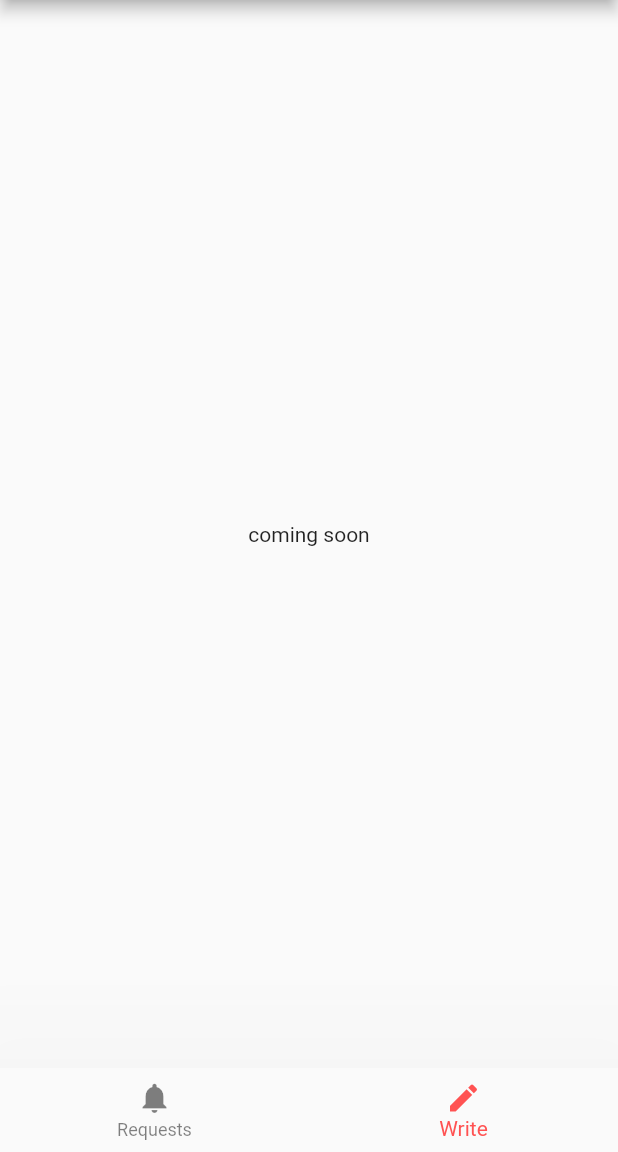
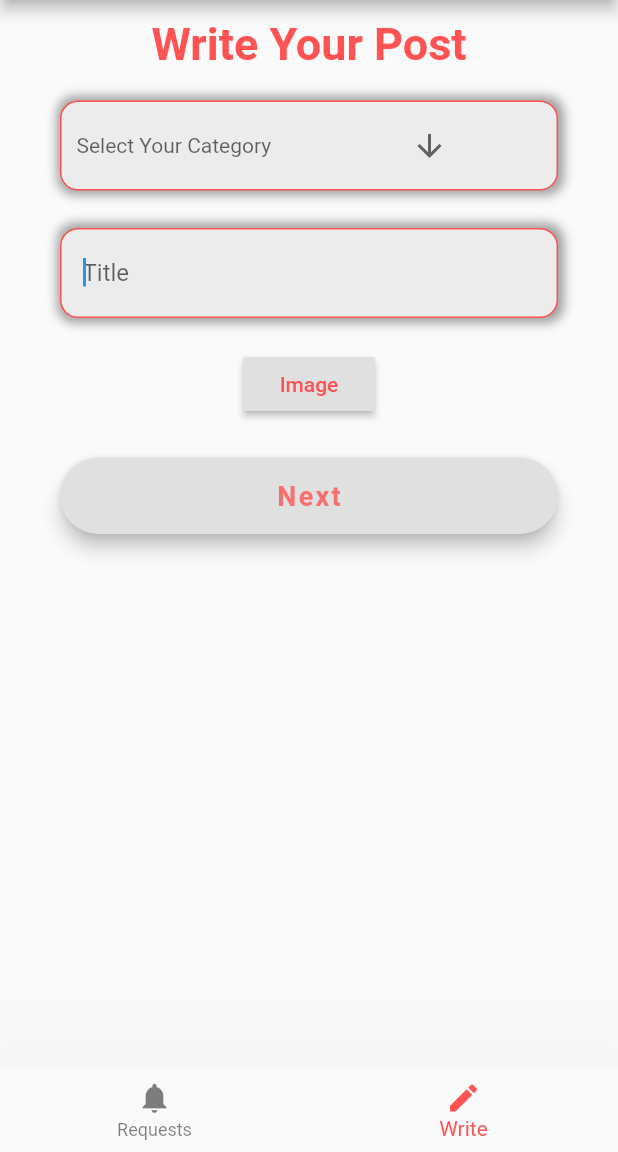
Before and after one commit to pramod1109/online_book_admin, a Flutter app: the screen it shows after launch, item 2 of the bottom bar chosen, on a phone screen of 412 x 824 dp, the part 84-1236 px from its top. Run offline on Flutter 3.47's test engine with Material 2 defaults, Android fonts, the phone set to English and light mode, and no system bars; our stand-ins replace cloud_firestore, firebase_storage, flutter_html, image_picker; missing offline and left inert: notustohtml, quill_delta, zefyr; accounts and stored records are empty; Roboto replaces fonts that are missing (OpenSans).

Commit message:
Added write.dart Added image insertion and retriving

```diff
--- a/lib/home.dart
+++ b/lib/home.dart
@@ -1,5 +1,6 @@
 import 'package:flutter/material.dart';
 import 'package:onlinebooksadmin/request.dart';
+import 'package:onlinebooksadmin/write.dart';
 
 class HomeScreen extends StatefulWidget {
   @override
@@ -61,9 +62,11 @@ class BottomNavContents extends StatelessWidget {
 
   @override
   Widget build(BuildContext context) {
-    return Container(
-      child: Center(
-        child: navBarContents(index, context),
+    return Scaffold(
+      body: Container(
+        child: Center(
+          child: navBarContents(index, context),
+        ),
       ),
     );
   }
@@ -73,7 +76,7 @@ class BottomNavContents extends StatelessWidget {
       case 0:
         return RequestScreen();
       case 1:
-        return Text('coming soon');
+        return WriteScreen();
     }
   }
 }
--- /dev/null
+++ b/lib/write.dart
@@ -0,0 +1,375 @@
+import 'dart:convert';
+import 'dart:io';
+
+import 'package:cloud_firestore/cloud_firestore.dart';
+import 'package:firebase_storage/firebase_storage.dart';
+import 'package:flutter/material.dart';
+import 'package:flutter/services.dart';
+import 'package:image_picker/image_picker.dart';
+import 'package:notustohtml/notustohtml.dart';
+import 'package:onlinebooksadmin/home.dart';
+
+import 'package:quill_delta/quill_delta.dart';
+import 'package:zefyr/zefyr.dart';
+
+class WriteScreen extends StatefulWidget {
+  @override
+  _WriteScreenState createState() => _WriteScreenState();
+}
+
+class _WriteScreenState extends State<WriteScreen> {
+  final GlobalKey<FormState> _formKey = GlobalKey<FormState>();
+  final TextEditingController _titleController = TextEditingController();
+  List<String> _category = ['కథలు','కవితలు','సంపాదకీయం','భావ స్పందన','గ్రంథ సమీక్ష','బాలతరంగిణి','హాస్యం','నవలలు','బాల సాహిత్యం','బాల వ్యాఖ్య','నానీలు','చిత్ర వ్యాఖ్య', 'చిత్ర కథ', 'భావగీతం', 'చిత్ర కవిత', 'కార్టూన్ వ్యాఖ్య','సరదా సమాధానాలు'];
+  String _selectedCategory;
+  String imageUrl;
+
+  File _image;
+
+  Future<String> pickImage() async {
+    //Get the file from the image picker and store it
+    final pickedFile = await ImagePicker.pickImage(source: ImageSource.gallery);
+    setState(() {
+      _image=pickedFile;
+    });
+  }
+
+  Future<String> _uploadFile() async {
+    try {
+      final StorageReference storageRef = FirebaseStorage.instance.ref().child(_titleController.text +"images/");
+      final StorageUploadTask task = storageRef.putFile(_image);
+      return await (await task.onComplete).ref.getDownloadURL();
+    } catch (error) {
+      print(error.toString());
+      throw error.toString();
+    }
+  }
+
+  Future<void> _next() async {
+    imageUrl = await _uploadFile();
+    print("The download URL is " + imageUrl);
+    // Waits till the file is uploaded then stores the download url
+    if(imageUrl != null){
+      final snackBar =
+      SnackBar(content: Text('Image Uploaded'));
+      Scaffold.of(context).showSnackBar(snackBar);
+      Navigator.push(context, MaterialPageRoute(builder: (context) => EditorPage(title: _titleController.text,cat: _selectedCategory,imageUrl: imageUrl,user: 'admin')),);
+    }
+  }
+
+  Widget _buildCategoryTF() {
+    return Column(
+      crossAxisAlignment: CrossAxisAlignment.start,
+      children: <Widget>[
+        SizedBox(height: 10.0),
+        Container(
+          alignment: Alignment.centerLeft,
+          decoration: BoxDecoration(
+              color: Colors.white.withOpacity(0.8),
+              border: Border.all(color: Colors.redAccent),
+              borderRadius: BorderRadius.circular(12),
+              boxShadow: [BoxShadow(
+                  color: Colors.grey[800].withOpacity(0.5),
+                  spreadRadius: 3,
+                  blurRadius: 5,
+                  offset: Offset(1.0,0)// changes position of shadow
+              ),]
+          ),
+          height: 60.0,
+          child: Row(
+            children: <Widget>[
+              SizedBox(width: 10.0,),
+              DropdownButtonHideUnderline(child:DropdownButton<String>(
+                hint: Text("Select Your Category                           ",
+                ),
+                dropdownColor: Colors.grey.withOpacity(0.8),
+                icon: Icon(Icons.arrow_downward),
+                iconSize: 24,
+                elevation: 16,
+                style: TextStyle(color: Colors.black),
+                value: _selectedCategory,
+                onChanged: (newValue) {
+                  setState(() {
+                    _selectedCategory = newValue;
+                  });
+                },
+                items: _category.map((category) {
+                  return DropdownMenuItem(
+                    child: new Text(category),
+                    value: category,
+                  );
+                }).toList(),
+              ),)
+            ],
+          ),
+        ),
+      ],
+    );
+  }
+
+  Widget _buildTitleTF() {
+    return Column(
+      crossAxisAlignment: CrossAxisAlignment.start,
+      children: <Widget>[
+        SizedBox(height: 15.0),
+        Container(
+          alignment: Alignment.centerLeft,
+          decoration: BoxDecoration(
+              color: Colors.white.withOpacity(0.8),
+              border: Border.all(color: Colors.redAccent),
+              borderRadius: BorderRadius.circular(12),
+              boxShadow: [BoxShadow(
+                  color: Colors.grey[800].withOpacity(0.5),
+                  spreadRadius: 3,
+                  blurRadius: 5,
+                  offset: Offset(1.0,0)// changes position of shadow
+              ),]
+          ),
+          height: 60.0,
+          child: TextField(
+            controller: _titleController,
+            keyboardType: TextInputType.text,
+            autofocus: true,
+            style: TextStyle(
+              color: Colors.black,
+              fontFamily: 'OpenSans',
+            ),
+            decoration: InputDecoration(
+              border: InputBorder.none,
+              contentPadding: EdgeInsets.all(14.0),
+              hintText: 'Title',
+
+            ),
+          ),
+        ),
+      ],
+    );
+  }
+
+  Widget _buildNextBtn() {
+    return Container(
+      padding: EdgeInsets.symmetric(vertical: 25.0),
+      width: double.infinity,
+      child: RaisedButton(
+        elevation: 5.0,
+        onPressed: _next,
+        padding: EdgeInsets.all(15.0),
+        shape: RoundedRectangleBorder(
+          borderRadius: BorderRadius.circular(30.0),
+        ),
+        child: Text(
+          'Next',
+          style: TextStyle(
+            color: Colors.redAccent.withOpacity(0.8),
+            letterSpacing: 1.5,
+            fontSize: 18.0,
+            fontWeight: FontWeight.bold,
+            fontFamily: 'OpenSans',
+          ),
+        ),
+      ),
+    );
+  }
+
+
+
+  @override
+  Widget build(BuildContext context) {
+    return Scaffold(
+      body: AnnotatedRegion<SystemUiOverlayStyle>(
+        value: SystemUiOverlayStyle.light,
+        child: GestureDetector(
+          child: Stack(
+            children: <Widget>[
+              Container(
+                height: double.infinity,
+                width: double.infinity,
+              ),
+              Container(
+                height: double.infinity,
+                child: SingleChildScrollView(
+                  physics: AlwaysScrollableScrollPhysics(),
+                  padding: EdgeInsets.symmetric(
+                    horizontal: 40.0,
+                    vertical: 12.0,
+                  ),
+                  child: Column(
+                    mainAxisAlignment: MainAxisAlignment.center,
+                    children: <Widget>[
+                      Text(
+                        'Write Your Post',
+                        style: TextStyle(
+                          color: Colors.redAccent,
+                          fontFamily: 'OpenSans',
+                          fontSize: 30.0,
+                          fontWeight: FontWeight.bold,
+                        ),
+                      ),
+                      SizedBox(height: 10.0,),
+                      _buildCategoryTF(),
+                      SizedBox(height: 10.0,),
+                      _buildTitleTF(),
+                      SizedBox(height: 10.0,),
+                      // _buildDesTF(),
+                      SizedBox(height: 10.0,),
+                      _image == null ? RaisedButton(
+                        child: Text(
+                            "Image"
+                        ),
+                        textColor: Colors.redAccent,
+                        onPressed: pickImage,
+                      ):Column(
+                        children: <Widget>[
+                          Image.file(_image),
+                          RaisedButton(child: Text('Change Image'),textColor: Colors.redAccent,onPressed: pickImage,)
+                        ],
+                      ),
+                      _buildNextBtn(),
+                    ],
+                  ),
+                ),
+              )
+            ],
+          ),
+        ),
+      ),
+    );
+  }
+}
+
+class EditorPage extends StatefulWidget {
+  final cat;
+  final title;
+  final imageUrl;
+  final user;
+  EditorPage({@required this.cat,this.title,this.imageUrl,this.user});
+  @override
+  EditorPageState createState() => EditorPageState();
+}
+
+class EditorPageState extends State<EditorPage> {
+
+  /// Allows to control the editor and the document.
+  ZefyrController _controller;
+  /// Zefyr editor like any other input field requires a focus node.
+  FocusNode _focusNode;
+  String docUrl;
+  final converter = NotusHtmlCodec();
+
+  @override
+  void initState() {
+    super.initState();
+    _focusNode = FocusNode();
+    _loadDocument().then((document) {
+      setState(() {
+        _controller = ZefyrController(document);
+      });
+    });
+  }
+
+
+  @override
+  Widget build(BuildContext context) {
+    final Widget body = (_controller == null)
+        ? Center(child: CircularProgressIndicator())
+        : ZefyrScaffold(
+          child: ZefyrEditor(
+            padding: EdgeInsets.all(16),
+            controller: _controller,
+            focusNode: _focusNode,
+      ),
+    );
+
+    return Scaffold(
+      appBar: AppBar(
+        title: Text("Editor page"),
+        backgroundColor: Colors.redAccent,
+        actions: <Widget>[
+          Builder(
+            builder: (context) => IconButton(
+              icon: Icon(Icons.save),
+              onPressed: () => _saveDocument(context),
+            ),
+          )
+        ],
+      ),
+      body: body,
+    );
+  }
+
+  /// Loads the document asynchronously from a file if it exists, otherwise
+  /// returns default document.
+  Future<NotusDocument> _loadDocument() async {
+    final file = File(Directory.systemTemp.path + "/quick_start.json");
+    if (await file.exists()) {
+      final contents = await file
+          .readAsString()
+          .then((data) => Future.delayed(Duration(seconds: 1), () => data));
+      return NotusDocument.fromJson(jsonDecode(contents));
+    }
+    final Delta delta = Delta()..insert("Zefyr Quick Start\n");
+    return NotusDocument.fromDelta(delta);
+  }
+
+  void _saveDocument(BuildContext context) {
+    StorageReference reference = FirebaseStorage.instance.ref().child(widget.title+"stories/");
+    // Notus documents can be easily serialized to JSON by passing to
+    // `jsonEncode` directly:
+    final contents = jsonEncode(_controller.document);
+    // For this example we save our document to a temporary file.
+    final file = File(Directory.systemTemp.path + "/quick_start.json");
+    // And show a snack bar on success.
+    file.writeAsString(contents).then((_) async {
+      StorageUploadTask uploadTask = reference.putFile(file);
+      String html = converter.encode(_controller.document.toDelta());
+      _pushToCloud(html);
+    });
+  }
+
+  final databaseReference = Firestore.instance;
+  void _pushToCloud(String html) {
+    print(_controller);
+    databaseReference.collection(widget.cat).add(
+        {
+          "imageUrl" :widget.imageUrl,
+          "author" : 'admin',
+          "story": html,
+          "title": widget.title,
+          "likes": 0,
+          "share": 0,
+          "reads": 0,
+        }).then((value){
+      print(value.documentID);
+    });
+    _showMyDialog();
+    // if(databaseReference.collection('request').document(id).get()!=null)
+  }
+  Future<void> _showMyDialog() async {
+    return showDialog<void>(
+      context: context,
+      barrierDismissible: false, // user must tap button!
+      builder: (BuildContext context) {
+        return AlertDialog(
+          title: Text('Conformation'),
+          content: SingleChildScrollView(
+            child: ListBody(
+              children: <Widget>[
+                Text('Your write is uploaded'),
+                Text('Would you like to approve?'),
+              ],
+            ),
+          ),
+          actions: <Widget>[
+            FlatButton(
+              child: Text('Approve'),
+              onPressed: () {
+                Navigator.push(context, MaterialPageRoute(builder: (context) => HomeScreen()),);
+              },
+            ),
+          ],
+        );
+      },
+    );
+  }
+
+}
--- a/pubspec.yaml
+++ b/pubspec.yaml
@@ -32,6 +32,10 @@ dependencies:
   firebase_storage: ^3.1.6
   cloud_firestore: ^0.13.7
   flutter_html: ^1.0.0
+  zefyr: ^0.11.0
+  quill_delta: ^1.0.2
+  image_picker: ^0.6.7+4
+  notustohtml: ^0.0.7
 
 dev_dependencies:
   flutter_test:
```
Also changed, not shown: lib/request.dart (+4 -7 lines), pubspec.lock.
